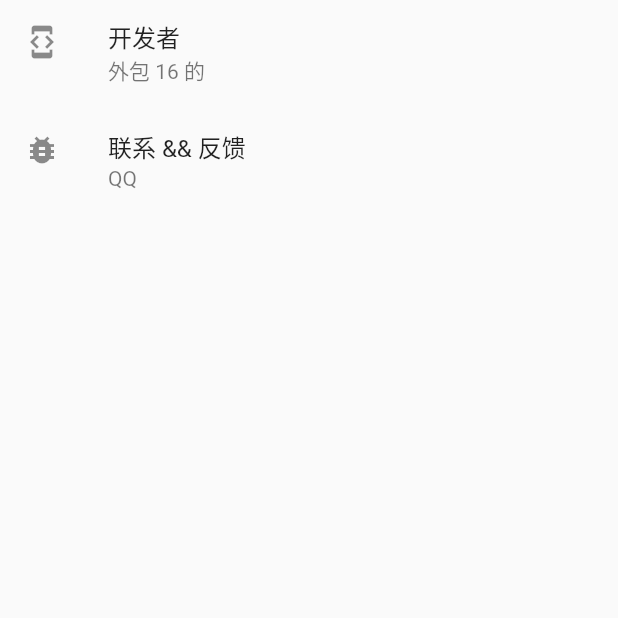
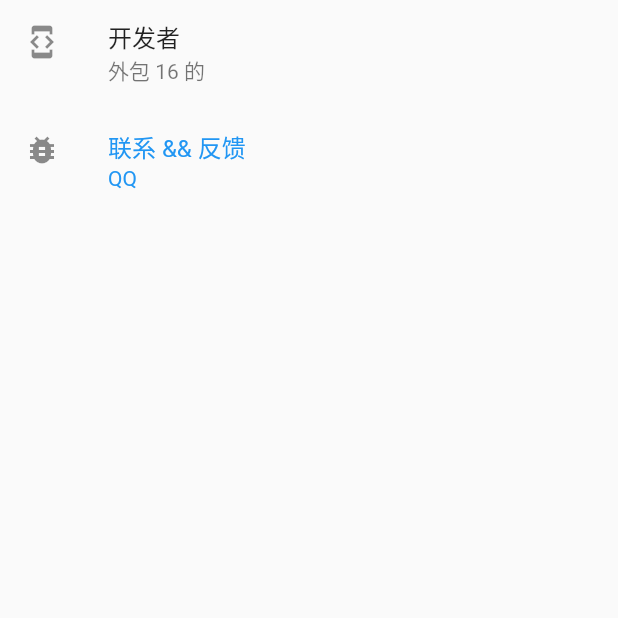
Before and after one commit to Milkysilk/punch_in, a Flutter app: the AboutPage screen opened directly, on a phone screen of 412 x 824 dp, the top half of it. Run offline on Flutter 3.47's test engine with Material 2 defaults, Android fonts, the phone set to English and light mode, and no system bars; our stand-ins replace cookie_jar, dio, dio_cookie_manager, shared_preferences; accounts and stored records are empty.

Commit message:
optimize the user experience

```diff
--- a/lib/views/index/about_page.dart
+++ b/lib/views/index/about_page.dart
@@ -24,8 +24,8 @@ class Content extends StatelessWidget {
         ),
         ListTile(
           leading: Icon(Icons.bug_report),
-          title: Text('联系 && 反馈'),
-          subtitle: Text('QQ'),
+          title: Text('联系 && 反馈', style: TextStyle(color: Colors.blue),),
+          subtitle: Text('QQ', style: TextStyle(color: Colors.blue),),
           onTap: () async {
             String url = '';
             if (Platform.isAndroid) {
```
